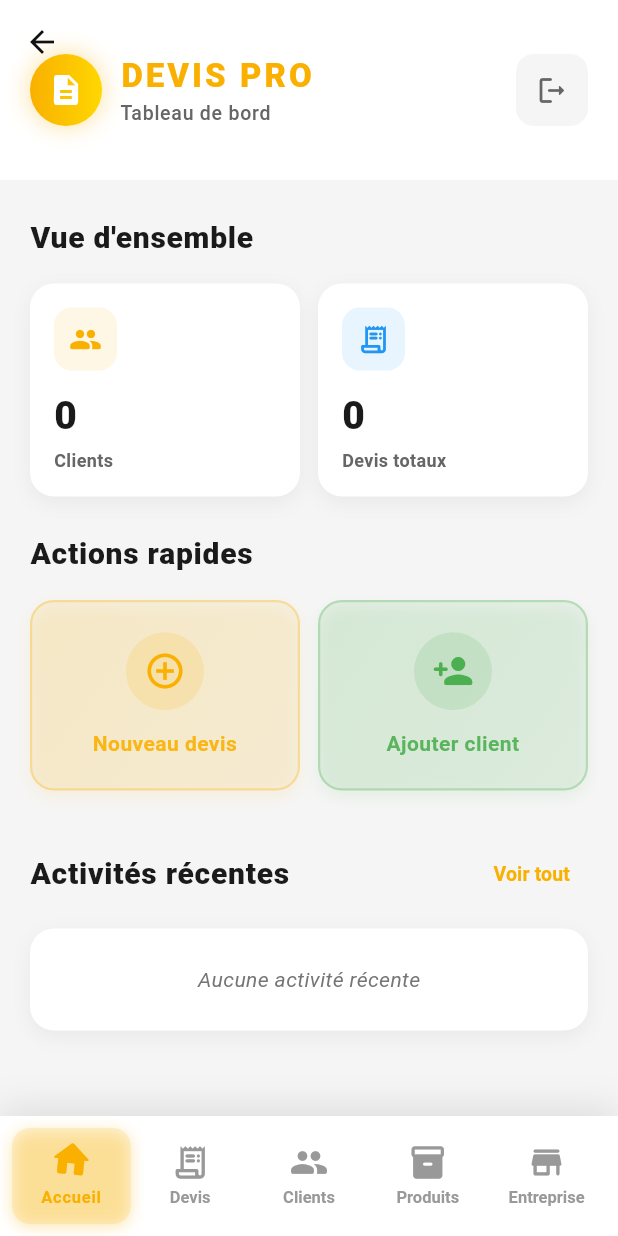
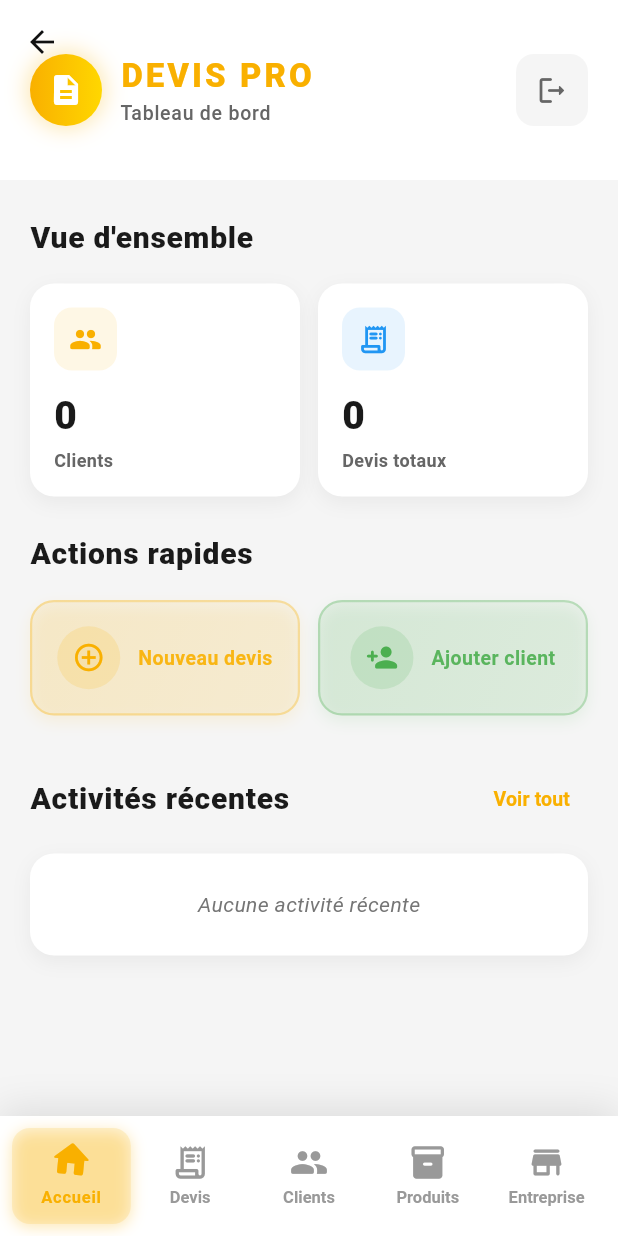
Before and after one commit to mouhamedsylva/devis_pro, a Flutter app: the DashboardScreen screen opened directly, on a phone screen of 412 x 824 dp. Run offline on Flutter 3.47's test engine with Material 3 defaults, Android fonts, the phone set to English and light mode, and no system bars; our stand-ins replace bloc, equatable, flutter_bloc, flutter_contacts, font_awesome_flutter, image_cropper and 9 more; missing offline and left inert: idb_shim, mailer; accounts and stored records are empty.

Commit message:
refactor: update dashboard and registration screens with UI adjustments for improved layout and validation messages

```diff
--- a/lib/src/presentation/screens/dashboard_screen.dart
+++ b/lib/src/presentation/screens/dashboard_screen.dart
@@ -490,7 +490,7 @@ class _DashboardScreenState extends State<DashboardScreen> {
         onTap: onTap,
         borderRadius: BorderRadius.circular(16),
         child: Container(
-          padding: const EdgeInsets.symmetric(vertical: 20, horizontal: 16),
+          padding: const EdgeInsets.all(16), // ✅ Réduit de 20 à 16
           decoration: BoxDecoration(
             gradient: LinearGradient(
               colors: [
@@ -513,11 +513,11 @@ class _DashboardScreenState extends State<DashboardScreen> {
               ),
             ],
           ),
-          child: Column(
-            mainAxisSize: MainAxisSize.min,
+          child: Row( // ✅ Column remplacée par Row pour aligner horizontalement
+            mainAxisAlignment: MainAxisAlignment.center,
             children: [
               Container(
-                padding: const EdgeInsets.all(12),
+                padding: const EdgeInsets.all(10), // ✅ Réduit de 12 à 10
                 decoration: BoxDecoration(
                   color: color.withOpacity(0.15),
                   shape: BoxShape.circle,
@@ -525,18 +525,22 @@ class _DashboardScreenState extends State<DashboardScreen> {
                 child: Icon(
                   icon,
                   color: color,
-                  size: 28,
+                  size: 22, // ✅ Réduit de 28 à 22
                 ),
               ),
-              const SizedBox(height: 12),
-              Text(
+              const SizedBox(width: 12), // ✅ Espacement horizontal au lieu de vertical
+              Flexible( // ✅ Flexible pour gérer le texte long
+                child: Text(
                   label,
                   textAlign: TextAlign.center,
                   style: TextStyle(
-                  fontSize: 14,
+                    fontSize: 13, // ✅ Réduit de 14 à 13
                     fontWeight: FontWeight.w600,
                     color: color.withOpacity(0.9),
                     letterSpacing: 0.3,
+                  ),
+                  maxLines: 2, // ✅ Permet 2 lignes si nécessaire
+                  overflow: TextOverflow.ellipsis,
                 ),
               ),
             ],
--- a/lib/src/presentation/screens/registration_screen.dart
+++ b/lib/src/presentation/screens/registration_screen.dart
@@ -576,7 +576,7 @@ class _RegistrationScreenState extends State<RegistrationScreen> with TickerProv
     // ✨ Nouvelle validation : Lettres, espaces et symbole '.' seulement
     final companyRegex = RegExp(r'^[a-zA-Z\s\.]+$');
     if (!companyRegex.hasMatch(value.trim())) {
-      return 'Lettres, espaces et point (.) seulement';
+      return 'Lettres, espaces et point (.) et & seulement';
     }
 
     if (value.trim().length < 2) {
@@ -600,17 +600,26 @@ class _RegistrationScreenState extends State<RegistrationScreen> with TickerProv
     if (value == null || value.trim().isEmpty) {
       return 'Le numéro est requis';
     }
+
     final cleaned = value.replaceAll(RegExp(r'[^0-9]'), '');
+
+    // Vérifier la longueur (9 chiffres pour le Sénégal)
     if (cleaned.length != 9) {
       return 'Le numéro doit avoir 9 chiffres';
     }
 
-    // Prefixes Orange (77, 78), Tigo/Free (76), Expresso (70), Promobile (75)
+    // ✨ Validation stricte : Préfixes valides au Sénégal uniquement
+    // Orange : 77, 78
+    // Free (ex-Tigo) : 76
+    // Expresso : 70
+    // Promobile : 75
     final validPrefixes = ['70', '75', '76', '77', '78'];
     final prefix = cleaned.substring(0, 2);
+
     if (!validPrefixes.contains(prefix)) {
-      return 'Numéro invalide (70, 75, 76, 77, 78)';
+      return 'Numéro sénégalais invalide (70, 75, 76, 77, 78)';
     }
+
     return null;
   }
 }
```
Lines whose indentation alone changed are shown as unchanged.
